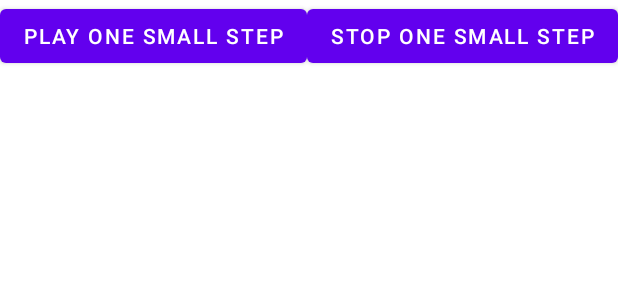
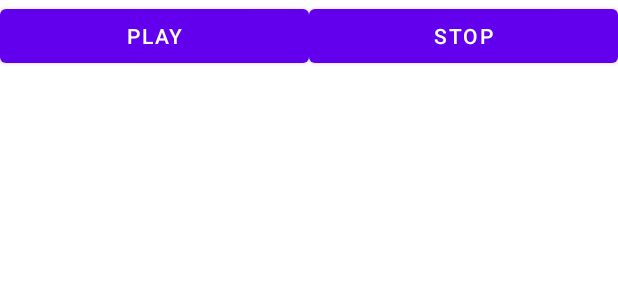
Before and after one commit to scottbing/SB-BSSD5250-HW10.1, an Android app: the layout fragment_audio.xml on its own in the app's theme, with its tools: preview values and no code run, on a phone screen of 412 x 824 dp. Shown: the top 300 px of the screen. Run offline under Robolectric (Android 15) with nearby library versions, the phone set to English and light mode, and no system bars.

Commit message:
Hwk10.1
Hwk10.1

```diff
--- a/MediaPlayer/app/src/main/res/layout/fragment_audio.xml
+++ b/MediaPlayer/app/src/main/res/layout/fragment_audio.xml
@@ -11,13 +11,13 @@
         android:layout_width="wrap_content"
         android:layout_height="wrap_content"
         android:layout_weight="1"
-        android:text="Play One Small Step" />
+        android:text="Play" />
 
     <Button
         android:id="@+id/stop_button"
         android:layout_width="wrap_content"
         android:layout_height="wrap_content"
         android:layout_weight="1"
-        android:text="Stop One Small Step" />
+        android:text="Stop" />
 
 </LinearLayout>
```
Also changed, not shown: MediaPlayer/app/src/main/java/edu/nmhu/bssd5250/mediaplayer/MainActivity.kt (+8 -8 lines).
